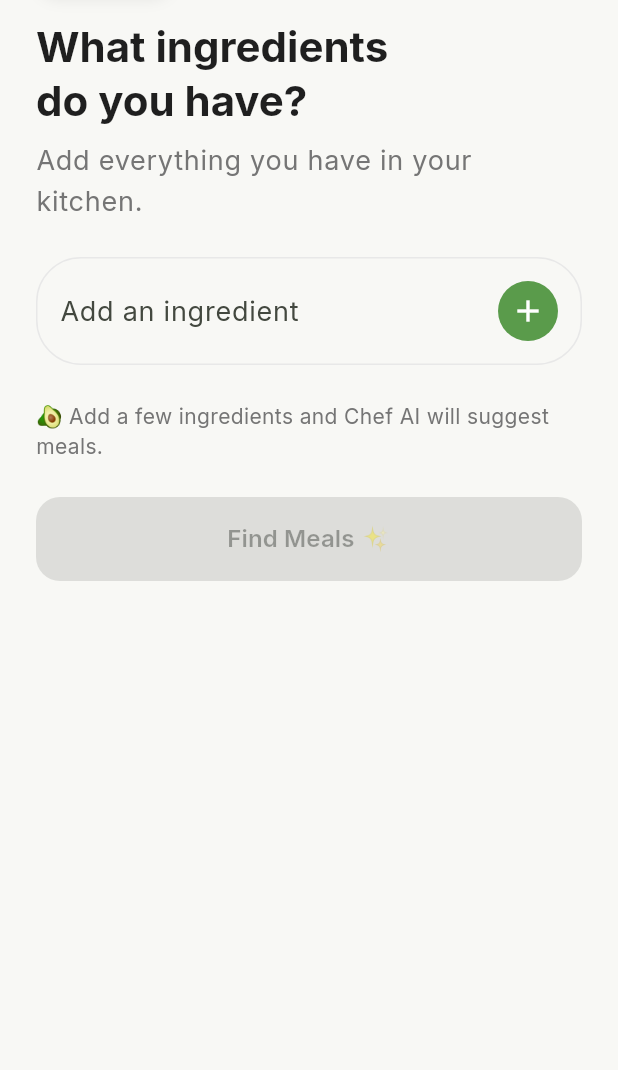
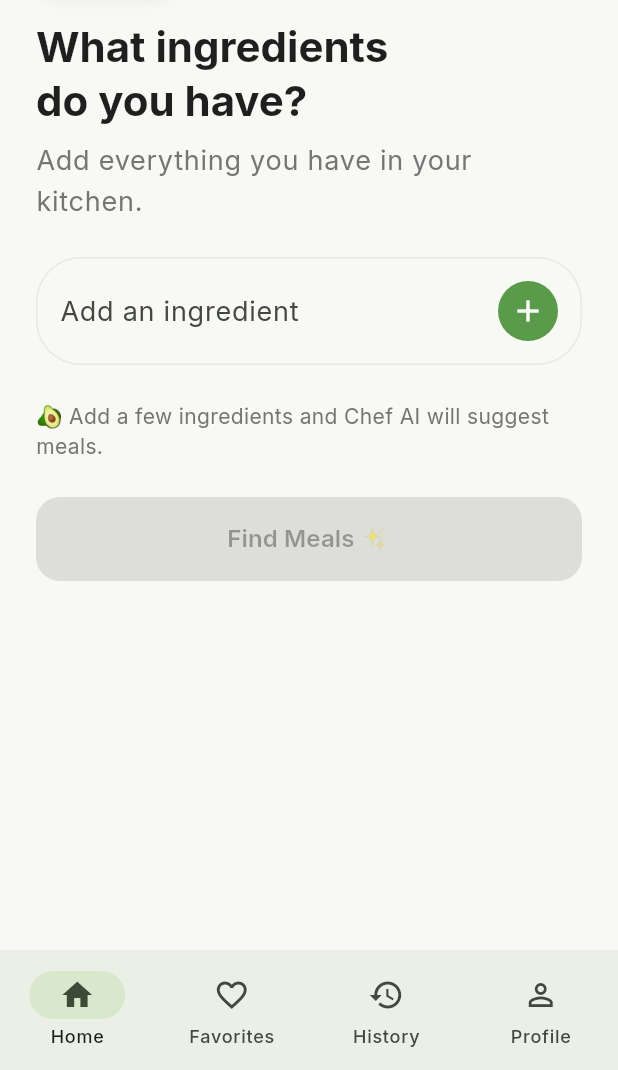
Before and after one commit to rodelgabriel45/meal_mate_ai, a Flutter app: the screen it shows after launch, on a phone screen of 412 x 824 dp, the part 166-1236 px from its top. Run offline on Flutter 3.47's test engine with Material 3 defaults, Android fonts, the phone set to English and light mode, and no system bars; our stand-ins replace flutter_dotenv, go_router, google_fonts, shared_preferences.

Commit message:
Implement persistent bottom navigation using GoRouter

```diff
--- a/lib/app.dart
+++ b/lib/app.dart
@@ -1,16 +1,17 @@
 import 'package:flutter/material.dart';
+import 'package:meal_mate_ai/core/router/app_router.dart';
 import 'package:meal_mate_ai/core/theme/app_theme.dart';
-import 'package:meal_mate_ai/features/home/screens/home_screen.dart';
 
 class MealMateAI extends StatelessWidget {
   const MealMateAI({super.key});
 
   @override
   Widget build(BuildContext context) {
-    return MaterialApp(
+    return MaterialApp.router(
       debugShowCheckedModeBanner: false,
       theme: AppTheme.lightTheme,
-      home: const HomeScreen(),
+
+      routerConfig: AppRouter.router,
     );
   }
 }
--- /dev/null
+++ b/lib/core/router/app_router.dart
@@ -0,0 +1,65 @@
+import 'package:go_router/go_router.dart';
+import 'package:meal_mate_ai/features/favorites/screens/favorites_screen.dart';
+import 'package:meal_mate_ai/features/history/screens/history_screen.dart';
+import 'package:meal_mate_ai/features/home/screens/home_screen.dart';
+import 'package:meal_mate_ai/features/meals/screens/ai_thinking_screen.dart';
+import 'package:meal_mate_ai/features/meals/screens/meal_results_screen.dart';
+import 'package:meal_mate_ai/features/navigation/screens/navigation_screen.dart';
+import 'package:meal_mate_ai/features/profile/screens/profile_screen.dart';
+
+class AppRouter {
+  static final router = GoRouter(
+    initialLocation: '/',
+    routes: [
+      ShellRoute(
+        builder: (context, state, child) {
+          return NavigationScreen(child: child);
+        },
+
+        routes: [
+          GoRoute(
+            path: '/',
+            builder: (context, state) {
+              return const HomeScreen();
+            },
+          ),
+
+          GoRoute(
+            path: '/favorites',
+            builder: (context, state) {
+              return const FavoritesScreen();
+            },
+          ),
+
+          GoRoute(
+            path: '/history',
+            builder: (context, state) {
+              return const HistoryScreen();
+            },
+          ),
+
+          GoRoute(
+            path: '/profile',
+            builder: (context, state) {
+              return const ProfileScreen();
+            },
+          ),
+        ],
+      ),
+
+      GoRoute(
+        path: '/thinking',
+        builder: (context, state) {
+          return const AIThinkingScreen();
+        },
+      ),
+
+      GoRoute(
+        path: '/results',
+        builder: (context, state) {
+          return const MealResultsScreen();
+        },
+      ),
+    ],
+  );
+}
--- /dev/null
+++ b/lib/core/router/app_routes.dart
@@ -0,0 +1,6 @@
+class AppRoutes {
+  static const home = '/';
+  static const thinking = '/thinking';
+  static const results = '/results';
+  static const favorites = '/favorites';
+}
--- a/lib/core/widgets/back_button.dart
+++ b/lib/core/widgets/back_button.dart
@@ -1,4 +1,5 @@
 import 'package:flutter/material.dart';
+import 'package:go_router/go_router.dart';
 
 class BackButton extends StatelessWidget {
   const BackButton({super.key});
@@ -7,7 +8,7 @@ class BackButton extends StatelessWidget {
   Widget build(BuildContext context) {
     return IconButton(
       onPressed: () {
-        Navigator.pop(context);
+        context.pop();
       },
       icon: Icon(Icons.arrow_back),
     );
--- a/lib/features/meals/models/meal.dart
+++ b/lib/features/meals/models/meal.dart
@@ -22,7 +22,7 @@ class Meal {
       'difficulty': difficulty,
       'tag': tag,
       'imageUrl': imageUrl,
-      'isFavorite': false,
+      'isFavorite': isFavorite,
     };
   }
 
--- a/lib/features/meals/providers/meal_provider.dart
+++ b/lib/features/meals/providers/meal_provider.dart
@@ -54,6 +54,10 @@ class MealProvider extends ChangeNotifier {
     meal.isFavorite = !meal.isFavorite;
 
     if (meal.isFavorite) {
+      final exists = _favorites.any((f) => f.title == meal.title);
+
+      if (exists) return;
+
       _favorites.add(meal);
     } else {
       _favorites.removeWhere((m) => m.title == meal.title);
--- /dev/null
+++ b/lib/features/navigation/screens/navigation_screen.dart
@@ -0,0 +1,17 @@
+import 'package:flutter/material.dart';
+import 'package:meal_mate_ai/features/navigation/widgets/app_bottom_navigation.dart';
+
+class NavigationScreen extends StatelessWidget {
+  final Widget child;
+
+  const NavigationScreen({super.key, required this.child});
+
+  @override
+  Widget build(BuildContext context) {
+    return Scaffold(
+      body: child,
+
+      bottomNavigationBar: const AppBottomNavigation(),
+    );
+  }
+}
--- /dev/null
+++ b/lib/features/navigation/widgets/app_bottom_navigation.dart
@@ -0,0 +1,61 @@
+import 'package:flutter/material.dart';
+import 'package:go_router/go_router.dart';
+
+class AppBottomNavigation extends StatelessWidget {
+  const AppBottomNavigation({super.key});
+
+  @override
+  Widget build(BuildContext context) {
+    final location = GoRouterState.of(context).uri.path;
+
+    int currentIndex = switch (location) {
+      '/' => 0,
+      '/favorites' => 1,
+      'history' => 2,
+      'profile' => 3,
+      _ => 0,
+    };
+
+    return NavigationBar(
+      selectedIndex: currentIndex,
+      destinations: const [
+        NavigationDestination(
+          icon: Icon(Icons.home_outlined),
+          label: 'Home',
+          selectedIcon: Icon(Icons.home),
+        ),
+        NavigationDestination(
+          icon: Icon(Icons.favorite_border),
+          label: 'Favorites',
+          selectedIcon: Icon(Icons.favorite),
+        ),
+        NavigationDestination(icon: Icon(Icons.history), label: 'History'),
+        NavigationDestination(
+          icon: Icon(Icons.person_outline),
+          label: 'Profile',
+          selectedIcon: Icon(Icons.person),
+        ),
+      ],
+
+      onDestinationSelected: (index) {
+        switch (index) {
+          case 0:
+            context.go('/');
+            break;
+
+          case 1:
+            context.go('/favorites');
+            break;
+
+          case 2:
+            context.go('/history');
+            break;
+
+          case 3:
+            context.go('/profile');
+            break;
+        }
+      },
+    );
+  }
+}
--- a/pubspec.yaml
+++ b/pubspec.yaml
@@ -39,6 +39,7 @@ dependencies:
   shared_preferences: ^2.5.5
   http: ^1.6.0
   flutter_dotenv: ^6.0.1
+  go_router: ^17.3.0
 
 dev_dependencies:
   flutter_test:
```
Also changed, not shown: lib/features/favorites/widgets/favorite_meal_tile.dart (+19 -0 lines), lib/features/history/screens/history_screen.dart (added, +13 -0 lines), lib/features/home/widgets/find_meals_button.dart (+3 -10 lines), lib/features/meals/screens/ai_thinking_screen.dart (+12 -10 lines), lib/features/profile/screens/profile_screen.dart (added, +13 -0 lines), pubspec.lock.
